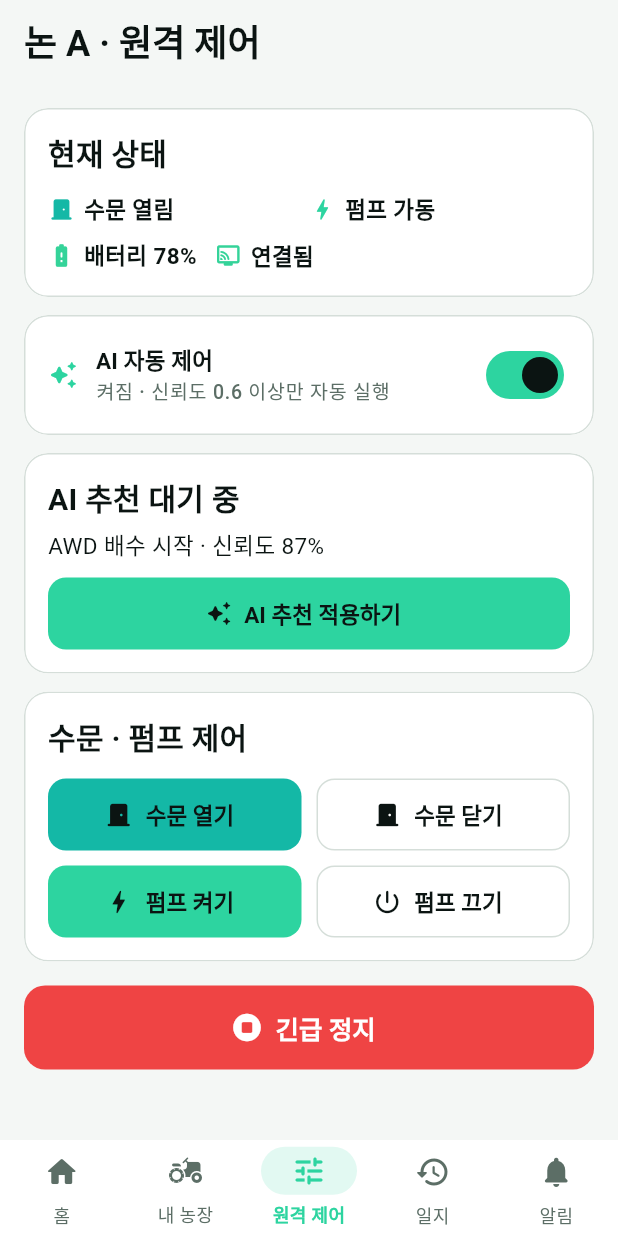
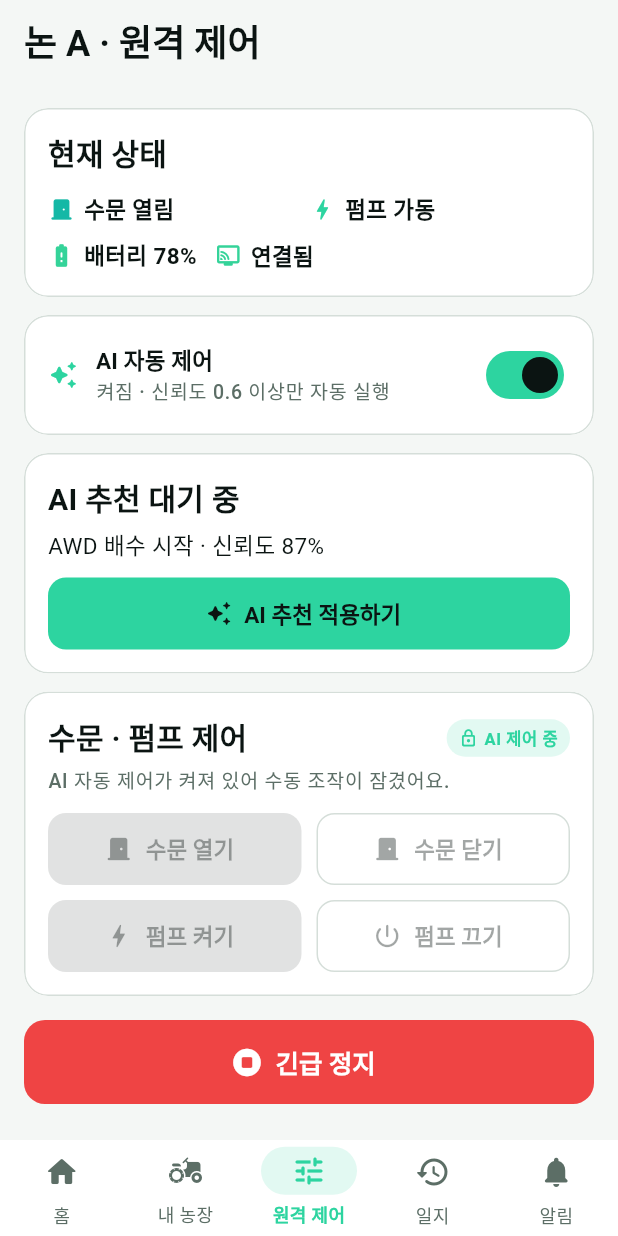
Before and after one commit to hyji08642-lgtm/smart-rice-ai, a Flutter app: the ControlScreen screen opened by its route, on a phone screen of 412 x 824 dp. Run offline on Flutter 3.47's test engine with Material 3 defaults, Android fonts, the phone set to English and light mode, and no system bars; our stand-ins replace flutter_riverpod, go_router.

Commit message:
Lock manual controls while AI auto control is on

```diff
--- a/lib/features/control/control_screen.dart
+++ b/lib/features/control/control_screen.dart
@@ -43,6 +43,7 @@ class ControlScreen extends ConsumerWidget {
           ],
           const SizedBox(height: 12),
           _ControlGrid(
+            enabled: !settings.autoControl,
             gateOpen: t?.gateOpen ?? false,
             pumpOn: t?.pumpOn ?? false,
             onGate: (open) => _setGate(context, ref, open),
@@ -272,12 +273,14 @@ class _ApplyCard extends StatelessWidget {
 
 class _ControlGrid extends StatelessWidget {
   const _ControlGrid({
+    required this.enabled,
     required this.gateOpen,
     required this.pumpOn,
     required this.onGate,
     required this.onPump,
   });
 
+  final bool enabled;
   final bool gateOpen;
   final bool pumpOn;
   final ValueChanged<bool> onGate;
@@ -285,11 +288,49 @@ class _ControlGrid extends StatelessWidget {
 
   @override
   Widget build(BuildContext context) {
+    final theme = Theme.of(context);
     return AppCard(
       child: Column(
         crossAxisAlignment: CrossAxisAlignment.start,
         children: [
-          Text('수문 · 펌프 제어', style: Theme.of(context).textTheme.titleMedium),
+          Row(
+            children: [
+              Text('수문 · 펌프 제어', style: theme.textTheme.titleMedium),
+              const Spacer(),
+              if (!enabled)
+                Container(
+                  padding:
+                      const EdgeInsets.symmetric(horizontal: 8, vertical: 4),
+                  decoration: BoxDecoration(
+                    color: theme.colorScheme.primary
+                        .withValues(alpha: 0.14),
+                    borderRadius: BorderRadius.circular(999),
+                  ),
+                  child: Row(
+                    mainAxisSize: MainAxisSize.min,
+                    children: [
+                      const Icon(Icons.lock_outline_rounded,
+                          size: 13, color: AppColors.primary),
+                      const SizedBox(width: 4),
+                      Text(
+                        'AI 제어 중',
+                        style: theme.textTheme.labelSmall?.copyWith(
+                          color: theme.colorScheme.primary,
+                          fontWeight: FontWeight.w700,
+                        ),
+                      ),
+                    ],
+                  ),
+                ),
+            ],
+          ),
+          if (!enabled) ...[
+            const SizedBox(height: 4),
+            Text(
+              'AI 자동 제어가 켜져 있어 수동 조작이 잠겼어요.',
+              style: theme.textTheme.labelMedium,
+            ),
+          ],
           const SizedBox(height: 12),
           Row(
             children: [
@@ -299,6 +340,7 @@ class _ControlGrid extends StatelessWidget {
                   label: '수문 열기',
                   filled: gateOpen,
                   color: AppColors.secondary,
+                  enabled: enabled,
                   onTap: () => onGate(true),
                 ),
               ),
@@ -308,6 +350,7 @@ class _ControlGrid extends StatelessWidget {
                   icon: Icons.door_front_door_rounded,
                   label: '수문 닫기',
                   filled: !gateOpen,
+                  enabled: enabled,
                   onTap: () => onGate(false),
                 ),
               ),
@@ -321,6 +364,7 @@ class _ControlGrid extends StatelessWidget {
                   icon: Icons.bolt_rounded,
                   label: '펌프 켜기',
                   filled: pumpOn,
+                  enabled: enabled,
                   onTap: () => onPump(true),
                 ),
               ),
@@ -330,6 +374,7 @@ class _ControlGrid extends StatelessWidget {
                   icon: Icons.power_settings_new_rounded,
                   label: '펌프 끄기',
                   filled: !pumpOn,
+                  enabled: enabled,
                   onTap: () => onPump(false),
                 ),
               ),
@@ -348,6 +393,7 @@ class _ControlButton extends StatelessWidget {
     required this.filled,
     required this.onTap,
     this.color,
+    this.enabled = true,
   });
 
   final IconData icon;
@@ -355,6 +401,7 @@ class _ControlButton extends StatelessWidget {
   final bool filled;
   final VoidCallback onTap;
   final Color? color;
+  final bool enabled;
 
   @override
   Widget build(BuildContext context) {
@@ -363,13 +410,13 @@ class _ControlButton extends StatelessWidget {
         style: FilledButton.styleFrom(
           backgroundColor: color ?? Theme.of(context).colorScheme.primary,
         ),
-        onPressed: onTap,
+        onPressed: enabled ? onTap : null,
         icon: Icon(icon, size: 20),
         label: Text(label),
       );
     }
     return OutlinedButton.icon(
-      onPressed: onTap,
+      onPressed: enabled ? onTap : null,
       icon: Icon(icon, size: 20),
       label: Text(label),
     );
```
Also changed, not shown: 1 other file.
